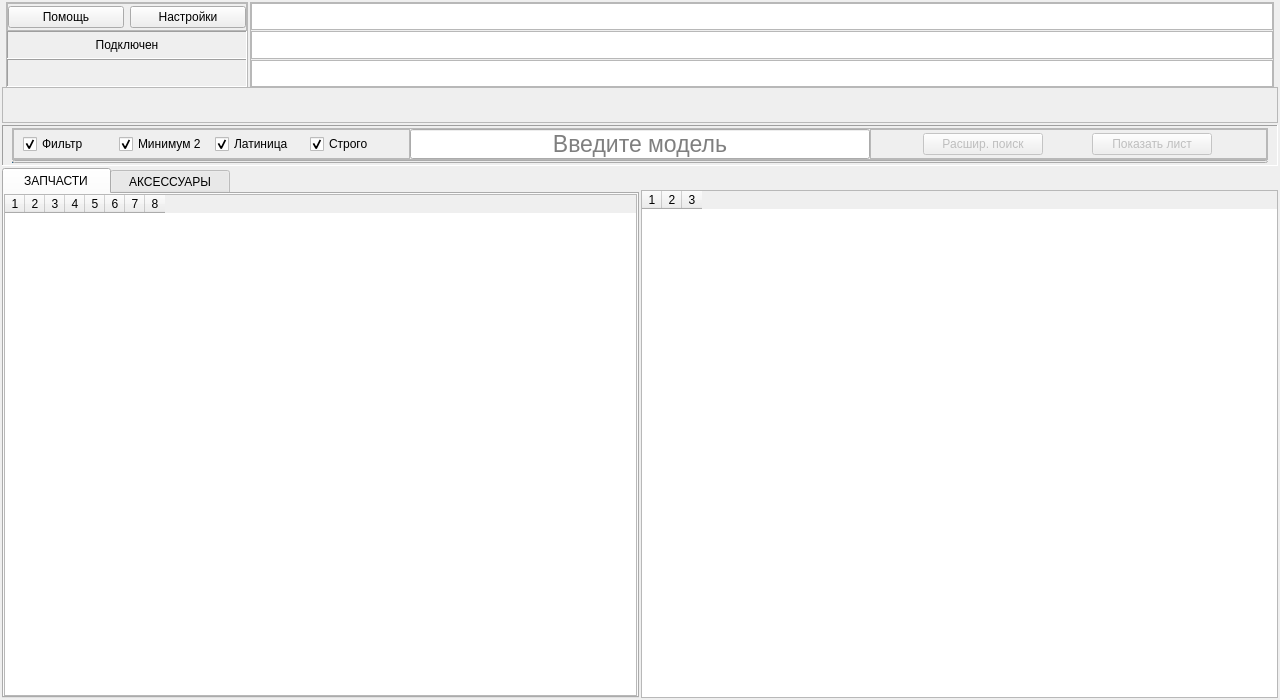
The window that MDA_UI/window_main.ui (Wrexan/MDA) describes before a commit, drawn with Qt 5.
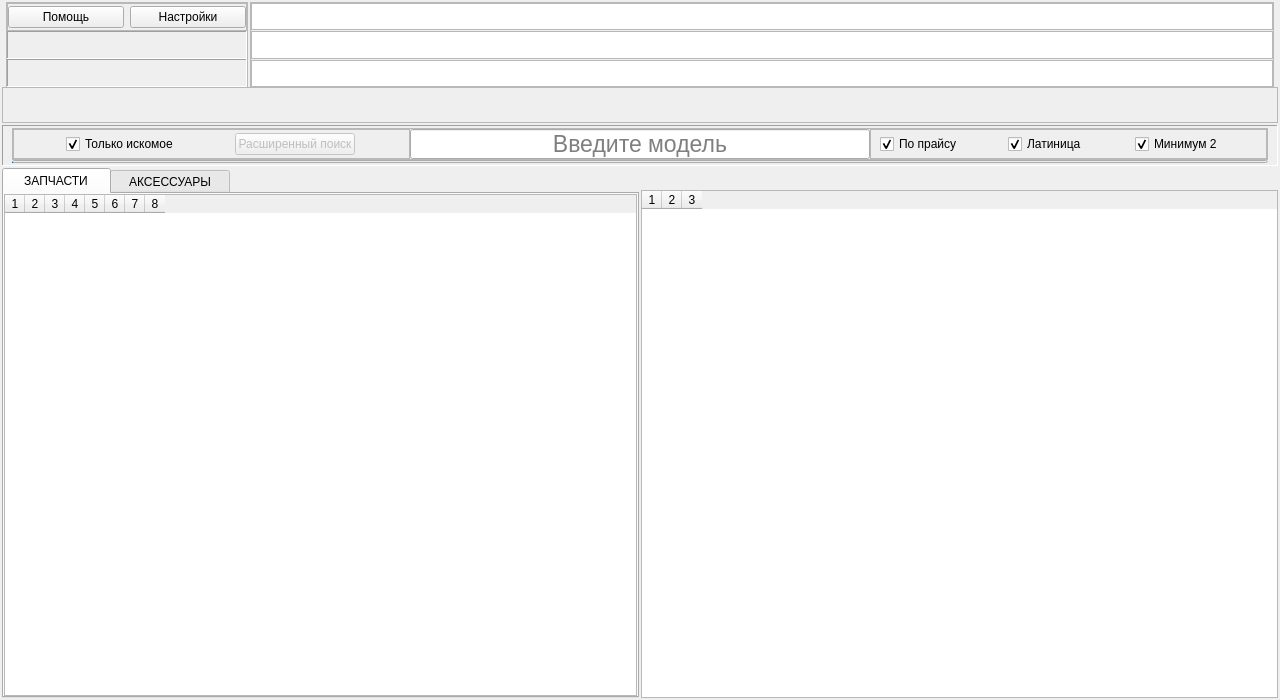
The same window after the commit. Icons and pictures are not drawn.

Commit message: moved modal windows to separate module fixed many bugs with threading UI and price workaround price and web can't work in parallel for some reason add some ui feats like manuf-r wheel - still wip

```diff
--- a/MDA_UI/window_main.ui
+++ b/MDA_UI/window_main.ui
@@ -253,9 +253,6 @@
                   <property name="frameShadow">
                    <enum>QFrame::Sunken</enum>
                   </property>
-                  <property name="text">
-                   <string>Подключен</string>
-                  </property>
                   <property name="alignment">
                    <set>Qt::AlignCenter</set>
                   </property>
@@ -769,18 +766,14 @@
                      <property name="enabled">
                       <bool>true</bool>
                      </property>
-                     <property name="text">
-                      <string>Фильтр</string>
+                     <property name="maximumSize">
+                      <size>
+                       <width>120</width>
+                       <height>16777215</height>
+                      </size>
                      </property>
-                     <property name="checked">
-                      <bool>true</bool>
-                     </property>
-                    </widget>
-                   </item>
-                   <item>
-                    <widget class="QCheckBox" name="chb_search_narrow">
                      <property name="text">
-                      <string>Минимум 2</string>
+                      <string>Только искомое</string>
                      </property>
                      <property name="checked">
                       <bool>true</bool>
@@ -788,28 +781,27 @@
                     </widget>
                    </item>
                    <item>
-                    <widget class="QCheckBox" name="chb_search_eng">
+                    <widget class="QPushButton" name="pb_adv_search">
                      <property name="enabled">
-                      <bool>true</bool>
+                      <bool>false</bool>
                      </property>
+                     <property name="maximumSize">
+                      <size>
+                       <width>120</width>
+                       <height>16777215</height>
+                      </size>
+                     </property>
                      <property name="text">
-                      <string>Латиница</string>
+                      <string>Расширенный поиск</string>
                      </property>
-                     <property name="checked">
-                      <bool>true</bool>
+                     <property name="autoDefault">
+                      <bool>false</bool>
                      </property>
-                    </widget>
-                   </item>
-                   <item>
-                    <widget class="QCheckBox" name="chb_price_name_only">
-                     <property name="enabled">
-                      <bool>true</bool>
+                     <property name="default">
+                      <bool>false</bool>
                      </property>
-                     <property name="text">
-                      <string>Строго</string>
-                     </property>
-                     <property name="checked">
-                      <bool>true</bool>
+                     <property name="flat">
+                      <bool>false</bool>
                      </property>
                     </widget>
                    </item>
@@ -881,64 +873,38 @@
                     <number>0</number>
                    </property>
                    <item>
-                    <widget class="QPushButton" name="pb_adv_search">
+                    <widget class="QCheckBox" name="chb_price_name_only">
                      <property name="enabled">
-                      <bool>false</bool>
+                      <bool>true</bool>
                      </property>
-                     <property name="maximumSize">
-                      <size>
-                       <width>120</width>
-                       <height>16777215</height>
-                      </size>
-                     </property>
-                     <property name="sizeIncrement">
-                      <size>
-                       <width>120</width>
-                       <height>0</height>
-                      </size>
-                     </property>
                      <property name="text">
-                      <string>Расшир. поиск</string>
+                      <string>По прайсу</string>
                      </property>
-                     <property name="autoDefault">
-                      <bool>false</bool>
+                     <property name="checked">
+                      <bool>true</bool>
                      </property>
-                     <property name="default">
-                      <bool>false</bool>
-                     </property>
-                     <property name="flat">
-                      <bool>false</bool>
-                     </property>
                     </widget>
                    </item>
                    <item>
-                    <widget class="QPushButton" name="pb_show_list">
+                    <widget class="QCheckBox" name="chb_search_eng">
                      <property name="enabled">
-                      <bool>false</bool>
+                      <bool>true</bool>
                      </property>
-                     <property name="maximumSize">
-                      <size>
-                       <width>120</width>
-                       <height>16777215</height>
-                      </size>
+                     <property name="text">
+                      <string>Латиница</string>
                      </property>
-                     <property name="sizeIncrement">
-                      <size>
-                       <width>120</width>
-                       <height>0</height>
-                      </size>
+                     <property name="checked">
+                      <bool>true</bool>
                      </property>
+                    </widget>
+                   </item>
+                   <item>
+                    <widget class="QCheckBox" name="chb_search_narrow">
                      <property name="text">
-                      <string>Показать лист</string>
+                      <string>Минимум 2</string>
                      </property>
-                     <property name="autoDefault">
-                      <bool>false</bool>
-                     </property>
-                     <property name="default">
-                      <bool>false</bool>
-                     </property>
-                     <property name="flat">
-                      <bool>false</bool>
+                     <property name="checked">
+                      <bool>true</bool>
                      </property>
                     </widget>
                    </item>
```
Left out of the diff: 41 changed lines with no effect on the pictures. The commit also changes 6 other files.
